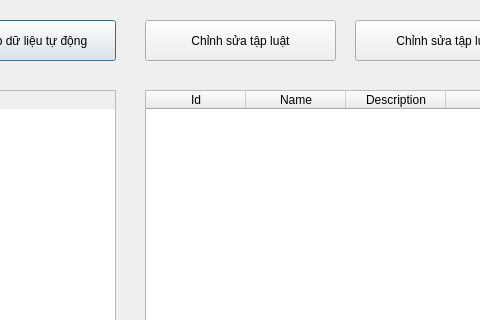
b1team/he_chuyen_gia, file src/frontend/main.ui: the form before one commit; both pictures show x 405 to 885 and y 0 to 320 of the 1400 by 801 pixel window.
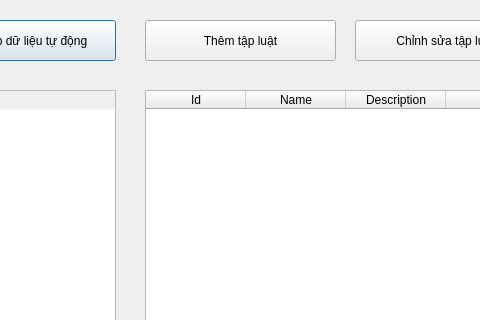
The form after the commit.

Patch:
```diff
--- a/src/frontend/main.ui
+++ b/src/frontend/main.ui
@@ -192,7 +192,7 @@
     </rect>
    </property>
    <property name="text">
-    <string>Chỉnh sửa tập luật</string>
+    <string>Thêm tập luật</string>
    </property>
   </widget>
   <widget class="QPushButton" name="deleteBtn">
```
